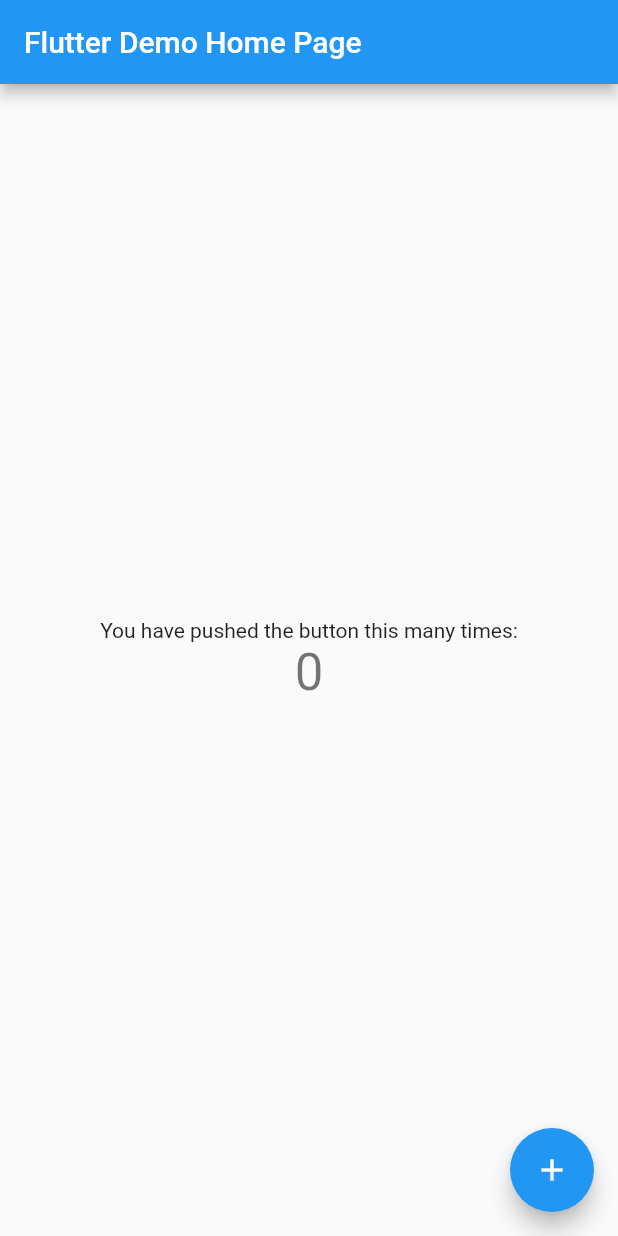
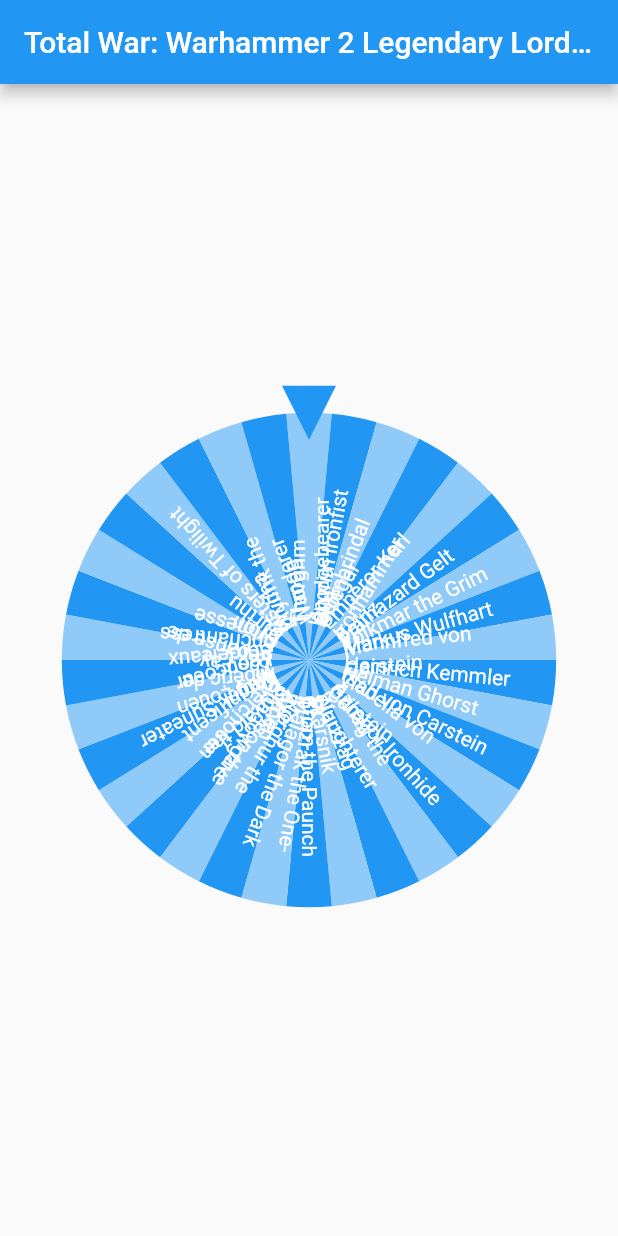
Before and after one commit to DuncanBScruggs/picker, a Flutter app: the screen it shows after launch, on a phone screen of 412 x 824 dp. Run offline on Flutter 3.47's test engine with Material 2 defaults, Android fonts, the phone set to English and light mode, and no system bars; drawn by our look-alikes of flutter_fortune_wheel.

Commit message:
made wheel and added list of Legendary Lords

```diff
--- a/lib/main.dart
+++ b/lib/main.dart
@@ -1,113 +1,92 @@
+import 'dart:math';
+
 import 'package:flutter/material.dart';
+import 'package:flutter_fortune_wheel/flutter_fortune_wheel.dart';
 
 void main() {
   runApp(MyApp());
 }
 
 class MyApp extends StatelessWidget {
-  // This widget is the root of your application.
   @override
   Widget build(BuildContext context) {
     return MaterialApp(
-      title: 'Flutter Demo',
-      theme: ThemeData(
-        // This is the theme of your application.
-        //
-        // Try running your application with "flutter run". You'll see the
-        // application has a blue toolbar. Then, without quitting the app, try
-        // changing the primarySwatch below to Colors.green and then invoke
-        // "hot reload" (press "r" in the console where you ran "flutter run",
-        // or simply save your changes to "hot reload" in a Flutter IDE).
-        // Notice that the counter didn't reset back to zero; the application
-        // is not restarted.
-        primarySwatch: Colors.blue,
-      ),
-      home: MyHomePage(title: 'Flutter Demo Home Page'),
+      title: 'Wheel Picker',
+      home: Picker(),
     );
   }
 }
 
-class MyHomePage extends StatefulWidget {
-  MyHomePage({Key key, this.title}) : super(key: key);
-
-  // This widget is the home page of your application. It is stateful, meaning
-  // that it has a State object (defined below) that contains fields that affect
-  // how it looks.
-
-  // This class is the configuration for the state. It holds the values (in this
-  // case the title) provided by the parent (in this case the App widget) and
-  // used by the build method of the State. Fields in a Widget subclass are
-  // always marked "final".
-
-  final String title;
-
+class Picker extends StatefulWidget {
   @override
-  _MyHomePageState createState() => _MyHomePageState();
+  _PickerState createState() => _PickerState();
 }
 
-class _MyHomePageState extends State<MyHomePage> {
-  int _counter = 0;
-
-  void _incrementCounter() {
-    setState(() {
-      // This call to setState tells the Flutter framework that something has
-      // changed in this State, which causes it to rerun the build method below
-      // so that the display can reflect the updated values. If we changed
-      // _counter without calling setState(), then the build method would not be
-      // called again, and so nothing would appear to happen.
-      _counter++;
-    });
-  }
+class _PickerState extends State<Picker> {
+  int selected = 0;
 
   @override
   Widget build(BuildContext context) {
-    // This method is rerun every time setState is called, for instance as done
-    // by the _incrementCounter method above.
-    //
-    // The Flutter framework has been optimized to make rerunning build methods
-    // fast, so that you can just rebuild anything that needs updating rather
-    // than having to individually change instances of widgets.
+    final items = <String>[
+      'Thorgrim Grudgebearer',
+      'Ungrim Ironfist',
+      'Grombrindal',
+      'Belegar Ironhammer',
+      'Emperor Karl Franz',
+      'Balthazard Gelt',
+      'Volkmar the Grim',
+      'Markus Wulfhart',
+      'Mannfred von Carstein',
+      'Heinrich Kemmler',
+      'Helman Ghorst',
+      'Vlad von Carstein',
+      'Isabella von Carstein',
+      'Grimgor Ironhide',
+      'Azhag the Slaughterer',
+      'Wurzzag',
+      'Skarsnik',
+      'Grom the Paunch',
+      'Khazrak the One-Eye',
+      'Malagor the Dark Omen',
+      'Morghur the Shadowgave',
+      'Archaon the Everchosen',
+      'Sigvald the Magnificent',
+      'Kholek Suneater',
+      'King Louen Leoncoeur',
+      'Alberic de Bordeleaux',
+      'The Fay Enchantress',
+      'Repanse de Lyonesse',
+      'Orion',
+      'Durthu',
+      'Sisters of Twilight',
+      'Drycha',
+      'Wulfrik the Wanderer',
+      'Throgg'
+    ];
+
     return Scaffold(
       appBar: AppBar(
-        // Here we take the value from the MyHomePage object that was created by
-        // the App.build method, and use it to set our appbar title.
-        title: Text(widget.title),
+        title: Text('Total War: Warhammer 2 Legendary Lord Picker'),
       ),
-      body: Center(
-        // Center is a layout widget. It takes a single child and positions it
-        // in the middle of the parent.
+      body: GestureDetector(
+        onTap: () {
+          setState(() {
+            selected = Random().nextInt(items.length);
+          });
+        },
         child: Column(
-          // Column is also a layout widget. It takes a list of children and
-          // arranges them vertically. By default, it sizes itself to fit its
-          // children horizontally, and tries to be as tall as its parent.
-          //
-          // Invoke "debug painting" (press "p" in the console, choose the
-          // "Toggle Debug Paint" action from the Flutter Inspector in Android
-          // Studio, or the "Toggle Debug Paint" command in Visual Studio Code)
-          // to see the wireframe for each widget.
-          //
-          // Column has various properties to control how it sizes itself and
-          // how it positions its children. Here we use mainAxisAlignment to
-          // center the children vertically; the main axis here is the vertical
-          // axis because Columns are vertical (the cross axis would be
-          // horizontal).
-          mainAxisAlignment: MainAxisAlignment.center,
-          children: <Widget>[
-            Text(
-              'You have pushed the button this many times:',
-            ),
-            Text(
-              '$_counter',
-              style: Theme.of(context).textTheme.headline4,
+          children: [
+            Expanded(
+              child: FortuneWheel(
+                selected: selected,
+                items: [
+                  for (var it in items) FortuneItem(child: Text(it)),
+                ],
+              ),
             ),
           ],
         ),
       ),
-      floatingActionButton: FloatingActionButton(
-        onPressed: _incrementCounter,
-        tooltip: 'Increment',
-        child: Icon(Icons.add),
-      ), // This trailing comma makes auto-formatting nicer for build methods.
     );
   }
 }
--- a/pubspec.yaml
+++ b/pubspec.yaml
@@ -28,6 +28,7 @@ dependencies:
   # The following adds the Cupertino Icons font to your application.
   # Use with the CupertinoIcons class for iOS style icons.
   cupertino_icons: ^1.0.2
+  flutter_fortune_wheel: ^0.4.2
 
 dev_dependencies:
   flutter_test:
```
Also changed, not shown: pubspec.lock.
